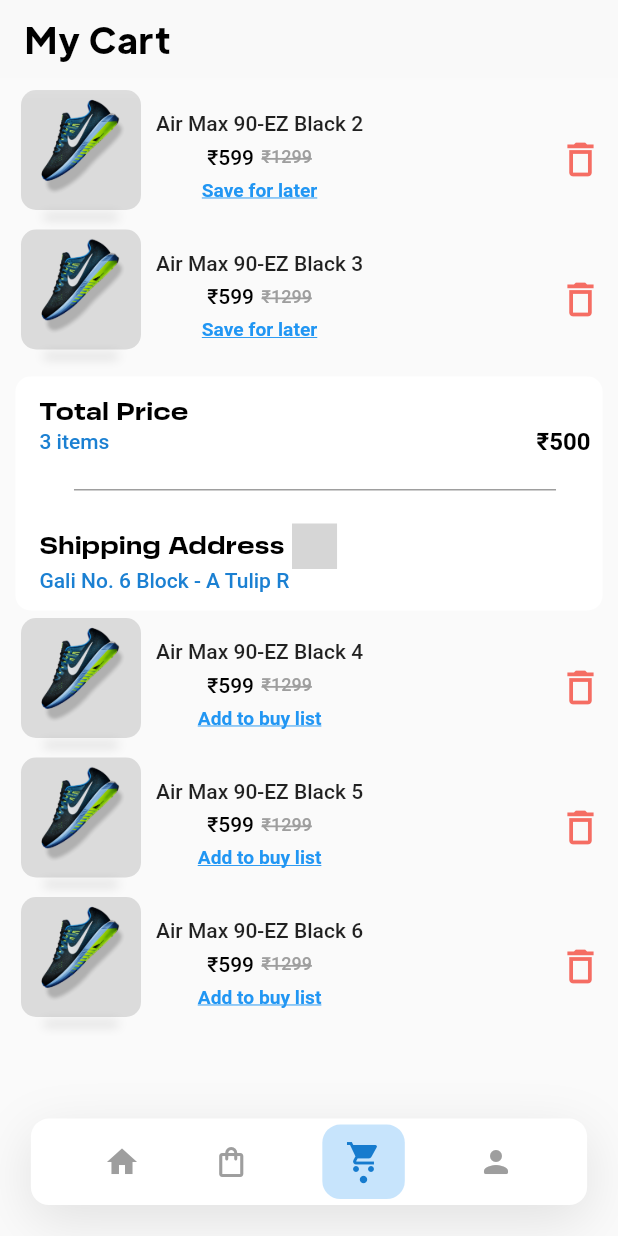
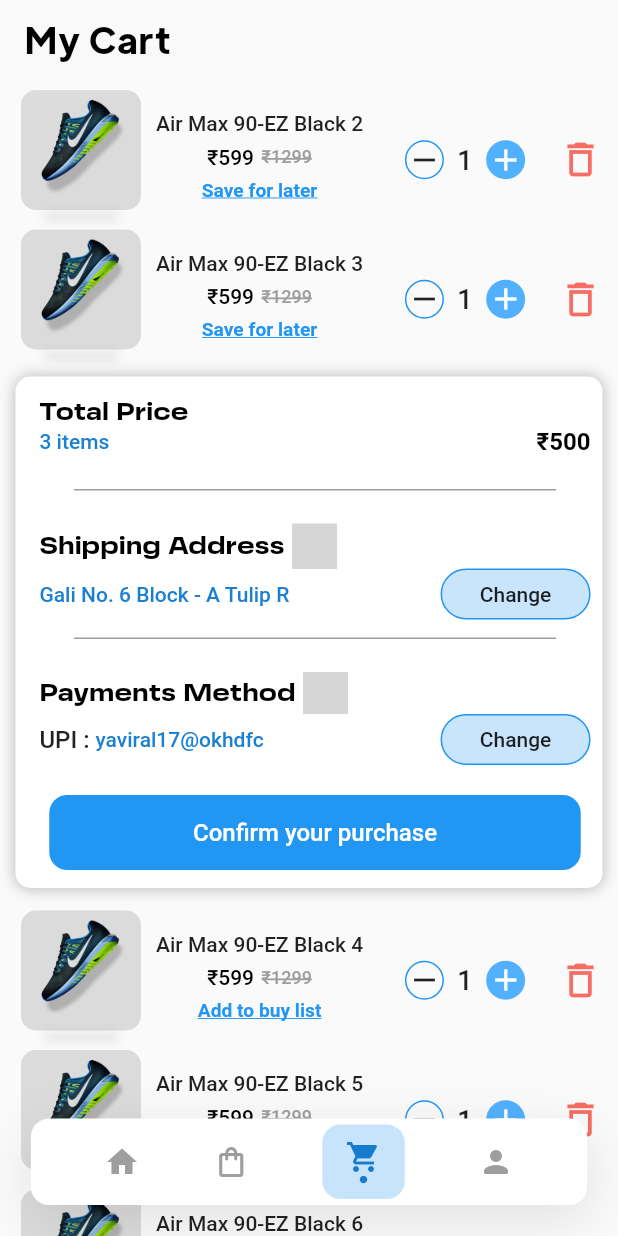
Before and after one commit to yaviral17/InShop---Flutter-App, a Flutter app: the HomeScreenPersonal screen opened directly, item 3 of the bottom bar chosen, on a phone screen of 412 x 824 dp. Run offline on Flutter 3.47's test engine with Material 2 defaults, Android fonts, the phone set to English and light mode, and no system bars; our stand-ins replace introduction_screen, lottie; network calls fail; grey boxes are pictures that could not be loaded.

Commit message:
Done - Home , Cart

```diff
--- a/lib/main.dart
+++ b/lib/main.dart
@@ -17,7 +17,7 @@
       debugShowCheckedModeBanner: false,
       home: Scaffold(
         body: SafeArea(
-          child: HomeScreenPersonal(),
+          child: IntroScreen(),
         ),
       ),
     );
--- a/lib/pages/HomeScreenSubPages/cart.dart
+++ b/lib/pages/HomeScreenSubPages/cart.dart
@@ -1,4 +1,5 @@
 import 'package:flutter/material.dart';
+import 'package:inshop/utils/buttons.dart';
 import 'package:inshop/utils/colors.dart';
 import 'package:inshop/utils/imageStrings.dart';
 import 'package:inshop/utils/properties.dart';
@@ -81,6 +82,12 @@
                   decoration: BoxDecoration(
                     color: Colors.white,
                     borderRadius: BorderRadius.circular(10),
+                    boxShadow: [
+                      BoxShadow(
+                          color: Color.fromARGB(186, 158, 158, 158),
+                          spreadRadius: 0.3,
+                          blurRadius: 8),
+                    ],
                   ),
                   child: Column(
                     children: [
@@ -137,16 +144,109 @@
                       ),
                       Row(
                         children: [
-                          Text(
+                          const Text(
                             'Gali No. 6 Block...'.length > 30
                                 ? 'Gali No. 6 Block - A Tulip Road ...'
                                 : 'Gali No. 6 Block - A Tulip R',
                             style: priceTextForCard,
                           ),
+                          const Spacer(),
+                          Container(
+                            width: 100,
+                            height: 34,
+                            decoration: BoxDecoration(
+                              color: const Color.fromARGB(203, 187, 222, 251),
+                              borderRadius: BorderRadius.circular(30),
+                              border: Border.all(
+                                color: Colors.blue,
+                              ),
+                            ),
+                            child: const Center(
+                              child: Text(
+                                'Change',
+                                style: TextStyle(fontWeight: FontWeight.w500),
+                              ),
+                            ),
+                          ),
                         ],
+                      ),
+                      MarginLine(
+                        lineWidth: displayWidth * 0.78,
+                        shadowColor: Colors.transparent,
+                      ),
+                      const SizedBox(
+                        height: 10,
+                      ),
+                      Row(
+                        children: [
+                          const Text(
+                            'Payments Method',
+                            style: homesScreenRecommendationTitle,
+                          ),
+                          const SizedBox(
+                            width: 5,
+                          ),
+                          Container(
+                            width: 30,
+                            height: 28,
+                            alignment: Alignment.center,
+                            child: Lottie.network(
+                                'https://assets4.lottiefiles.com/private_files/lf30_wfireqh5.json'),
+                          ),
+                        ],
+                      ),
+                      Row(
+                        children: [
+                          Text(
+                            'UPI : ',
+                            style: TextStyle(
+                              fontWeight: FontWeight.w500,
+                              fontSize: 16,
+                            ),
+                          ),
+                          const Text(
+                            "yaviral17@okhdfc",
+                            style: priceTextForCard,
+                          ),
+                          const Spacer(),
+                          Container(
+                            width: 100,
+                            height: 34,
+                            decoration: BoxDecoration(
+                              color: Color.fromARGB(203, 187, 222, 251),
+                              borderRadius: BorderRadius.circular(30),
+                              border: Border.all(
+                                color: Colors.blue,
+                              ),
+                            ),
+                            child: const Center(
+                              child: Text(
+                                'Change',
+                                style: TextStyle(fontWeight: FontWeight.w500),
+                              ),
+                            ),
+                          ),
+                        ],
+                      ),
+                      SizedBox(
+                        height: 20,
+                      ),
+                      roundedEdgeButton(
+                        lableText: 'Confirm your purchase',
+                        buttonHeight: 50,
+                        buttonWidth: displayWidth * 0.86,
+                        lableTextStyle: TextStyle(
+                          color: Colors.white,
+                          fontWeight: FontWeight.w500,
+                          fontSize: 16,
+                        ),
+                        buttonEdgeRadius: 12,
                       ),
                     ],
                   ),
+                ),
+                const SizedBox(
+                  height: 10,
                 ),
                 Column(
                   children: itemBuyLater,
--- a/lib/utils/imageStrings.dart
+++ b/lib/utils/imageStrings.dart
@@ -19,3 +19,6 @@
 
 const String userSignUp = "assets/animations/register.json";
 const String deliveryTruck = "assets/animations/delivery_truck.json";
+
+const String paymentSuccessful =
+    "https://assets4.lottiefiles.com/packages/lf20_vuliyhde.json";
--- a/lib/utils/widgets.dart
+++ b/lib/utils/widgets.dart
@@ -96,6 +96,7 @@
   final String priceNow;
   final String originalPrice;
   final String productName;
+  double numberOfItem;
   bool saveForLater;
   // int index;
   CartItemView({
@@ -105,7 +106,7 @@
     required this.originalPrice,
     required this.productName,
     required this.saveForLater,
-    // required this.index,
+    this.numberOfItem = 1,
   });
 
   @override
@@ -229,6 +230,50 @@
               ),
             ),
             Spacer(),
+            SizedBox(
+              width: 16,
+            ),
+            Container(
+              height: 26,
+              decoration: BoxDecoration(
+                  color: Colors.transparent,
+                  borderRadius: BorderRadius.circular(17),
+                  border: Border.all(
+                    width: 1,
+                    color: Colors.blue,
+                  )),
+              child: Row(
+                children: [
+                  Icon(
+                    Icons.remove,
+                  ),
+                ],
+              ),
+            ),
+            Text(
+              '  1  ',
+              style: TextStyle(fontSize: 18, fontWeight: FontWeight.w500),
+            ),
+            Container(
+              height: 26,
+              decoration: BoxDecoration(
+                color: Color.fromARGB(255, 81, 177, 255),
+                borderRadius: BorderRadius.circular(17),
+                border: Border.all(
+                  width: 1,
+                  color: Colors.transparent,
+                ),
+              ),
+              child: Row(
+                children: [
+                  Icon(
+                    Icons.add,
+                    color: Colors.white,
+                  ),
+                ],
+              ),
+            ),
+            Spacer(),
             GestureDetector(
               onTap: () {
                 setState(() {});
```
Also changed, not shown: 6 other files.
